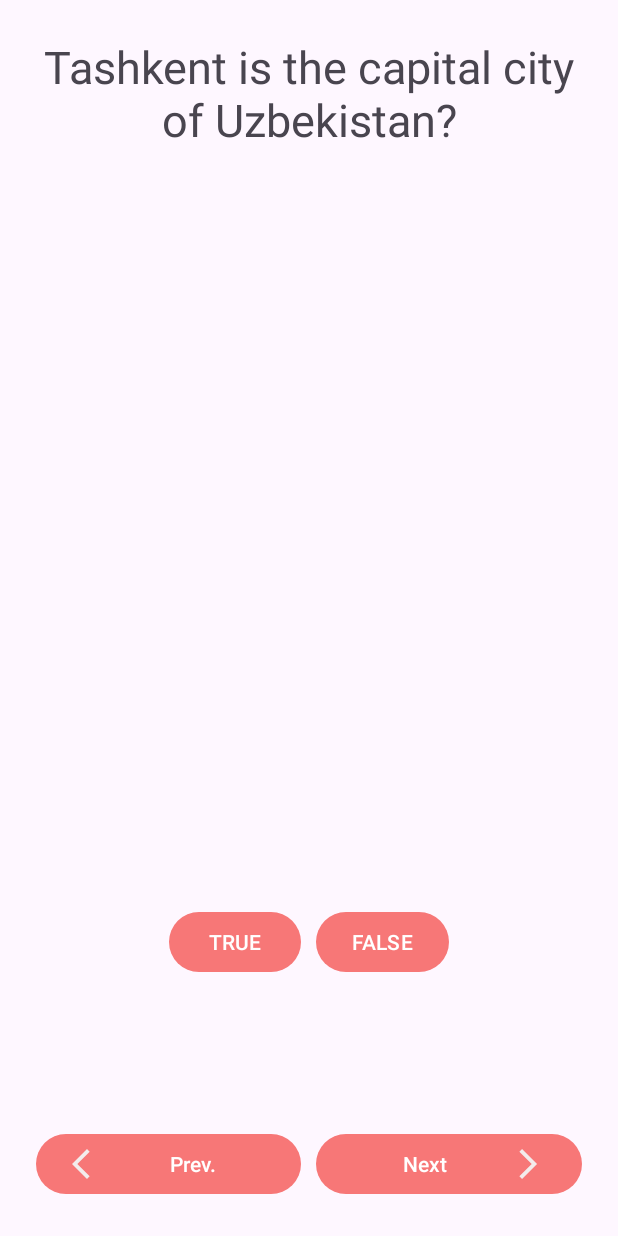
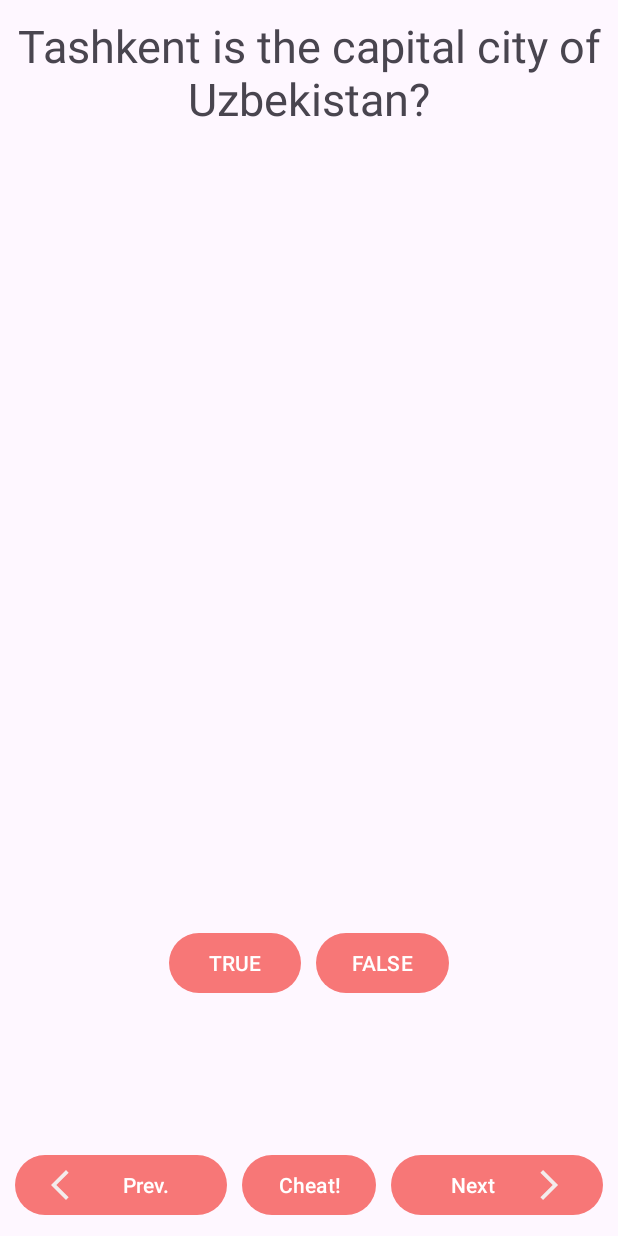
Before and after one commit to muhammadkhasanboev/TrueFalseQuizApp, an Android app: the screen it shows after launch (MainActivity), on a phone screen of 412 x 824 dp. Run offline under Robolectric (Android 15) with nearby library versions, the phone set to English and light mode, and no system bars.

Commit message:
all layouts fixed

```diff
--- a/app/src/main/AndroidManifest.xml
+++ b/app/src/main/AndroidManifest.xml
@@ -14,7 +14,8 @@
         tools:targetApi="31">
         <activity
             android:name=".CheatActivity"
-            android:exported="false" />
+            android:exported="false"
+            android:label="@string/title_activity_cheat"/>
         <activity
             android:name=".MainActivity"
             android:exported="true">
@@ -24,6 +25,7 @@
                 <category android:name="android.intent.category.LAUNCHER" />
             </intent-filter>
         </activity>
+
     </application>
 
 </manifest>
--- a/app/src/main/res/layout-land/activity_main.xml
+++ b/app/src/main/res/layout-land/activity_main.xml
@@ -34,7 +34,9 @@
             android:layout_width="wrap_content"
             android:layout_height="wrap_content"
             android:text="@string/false_button" />
+
     </LinearLayout>
+
 
     <!-- Prev/Next Buttons -->
     <LinearLayout
@@ -53,7 +55,17 @@
             android:text="@string/prev_button"
             android:drawableLeft="@drawable/outline_arrow_back_ios_24"
             android:drawablePadding="4dp"
-            android:layout_gravity="center_vertical" />
+            android:layout_gravity="center_vertical"
+            android:layout_marginEnd="10dp"/>
+
+        <Button
+            android:id="@+id/cheat_button"
+            android:layout_width="wrap_content"
+            android:layout_height="wrap_content"
+            android:layout_marginEnd="10dp"
+            android:text="@string/cheat_button"
+            android:layout_gravity="bottom|center"
+            />
 
         <Button
             android:id="@+id/nextbutton"
--- a/app/src/main/res/layout/activity_main.xml
+++ b/app/src/main/res/layout/activity_main.xml
@@ -8,7 +8,7 @@
     tools:context=".MainActivity"
     android:orientation="vertical"
     android:padding="20dp"
-    android:layout_margin="24dp"
+    android:layout_margin="10dp"
     android:gravity="center">
 
     <TextView
@@ -60,6 +60,13 @@
             android:drawablePadding="4dp"/>
 
         <Button
+            android:id="@+id/cheat_button"
+            android:layout_width="wrap_content"
+            android:layout_height="wrap_content"
+            android:layout_marginEnd="10dp"
+            android:text="@string/cheat_button"/>
+
+        <Button
             android:id="@+id/nextbutton"
             android:layout_width="0dp"
             android:layout_height="wrap_content"
--- a/app/src/main/res/values/strings.xml
+++ b/app/src/main/res/values/strings.xml
@@ -19,4 +19,6 @@
     <string name="show_answer_button">Show Answer</string>
     <string name="cheat_button">Cheat!</string>
     <string name="judgement_toast">Cheating is not good man!</string>
+    <string name="title_activity_cheat">Cheat</string>
+
 </resources>
```
